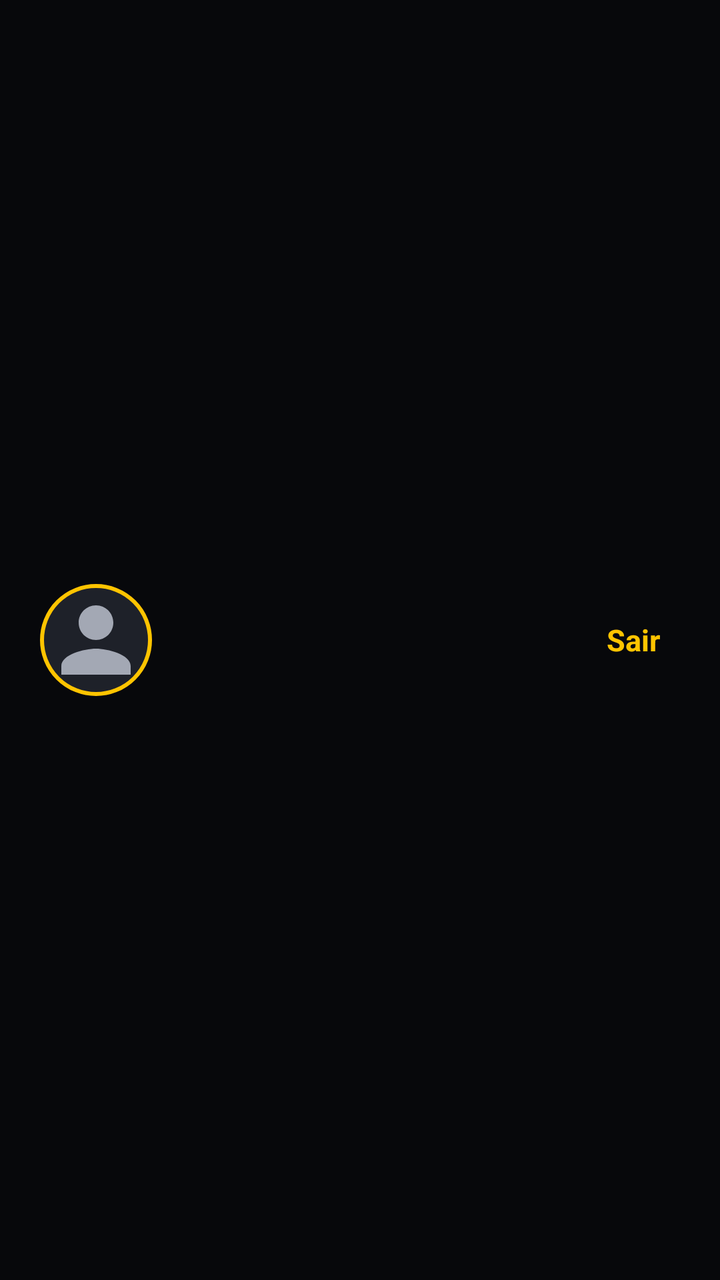
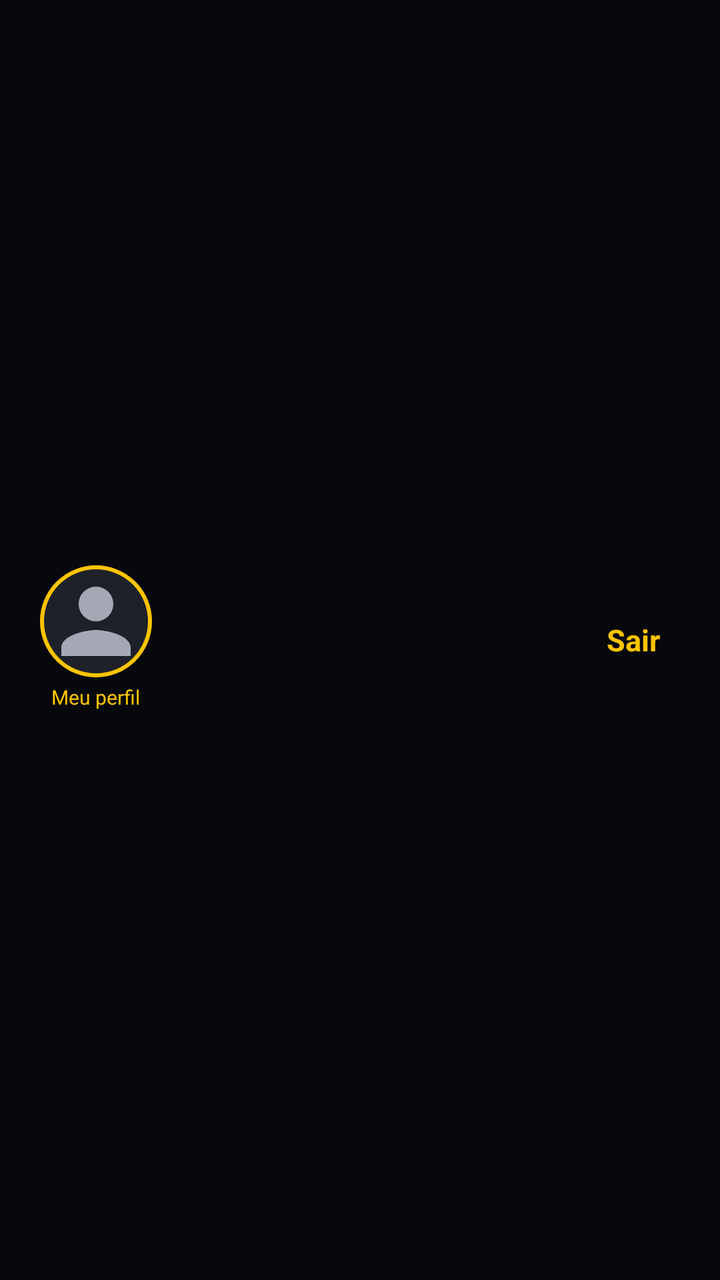

Before-and-after screenshots of an Android layout around one commit, followed by the original layout XML and the change that was made.
<!-- AndroidManifest.xml: application theme Theme.Start -->
<!-- res/layout/include_cabecalho_usuario.xml -->
<?xml version="1.0" encoding="utf-8"?>
<LinearLayout xmlns:android="http://schemas.android.com/apk/res/android"
    android:layout_width="match_parent"
    android:layout_height="wrap_content"
    android:gravity="center_vertical"
    android:orientation="horizontal"
    android:padding="20dp">

    <ImageView
        android:id="@+id/ivFoto"
        android:layout_width="56dp"
        android:layout_height="56dp"
        android:background="@drawable/bg_foto_redonda"
        android:contentDescription="@null"
        android:padding="2dp"
        android:scaleType="centerCrop"
        android:src="@drawable/ic_pessoa" />

    <LinearLayout
        android:layout_width="0dp"
        android:layout_height="wrap_content"
        android:layout_marginStart="14dp"
        android:layout_weight="1"
        android:orientation="vertical">

        <TextView
            android:id="@+id/tvOla"
            android:layout_width="wrap_content"
            android:layout_height="wrap_content"
            android:textColor="@color/texto"
            android:textSize="20sp"
            android:textStyle="bold" />

        <TextView
            android:id="@+id/tvLinha2"
            android:layout_width="wrap_content"
            android:layout_height="wrap_content"
            android:textColor="@color/texto_secundario"
            android:textSize="13sp" />
    </LinearLayout>

    <TextView
        android:id="@+id/btnSair"
        android:layout_width="wrap_content"
        android:layout_height="wrap_content"
        android:background="?attr/selectableItemBackground"
        android:padding="10dp"
        android:text="@string/sair"
        android:textColor="@color/amarelo"
        android:textSize="15sp"
        android:textStyle="bold" />
</LinearLayout>
<!-- resources referenced by this layout -->
<resources>
  <color name="amarelo">#FFC400</color>
  <color name="texto">#FFFFFF</color>
  <color name="texto_secundario">#A3A8B4</color>
  <!-- drawable bg_foto_redonda (drawable) -->
  <?xml version="1.0" encoding="utf-8"?>
  <shape xmlns:android="http://schemas.android.com/apk/res/android" android:shape="oval">
      <solid android:color="@color/superficie_alta" />
      <stroke android:width="2dp" android:color="@color/amarelo" />
  </shape>
  <!-- drawable ic_pessoa (drawable) -->
  <vector xmlns:android="http://schemas.android.com/apk/res/android"
      android:width="24dp" android:height="24dp" android:viewportWidth="24" android:viewportHeight="24">
      <path android:fillColor="#A3A8B4"
          android:pathData="M12,12c2.21,0 4,-1.79 4,-4s-1.79,-4 -4,-4 -4,1.79 -4,4 1.79,4 4,4zM12,14c-2.67,0 -8,1.34 -8,4v2h16v-2c0,-2.66 -5.33,-4 -8,-4z" />
  </vector>
  <string name="sair">Sair</string>
  <style name="Theme.Start" parent="Theme.MaterialComponents.NoActionBar">
          <item name="colorPrimary">@color/amarelo</item>
          <item name="colorPrimaryVariant">@color/laranja</item>
          <item name="colorOnPrimary">@color/preto</item>
          <item name="colorSecondary">@color/amarelo</item>
          <item name="colorSecondaryVariant">@color/laranja</item>
          <item name="colorOnSecondary">@color/preto</item>
          <item name="colorSurface">@color/superficie</item>
          <item name="colorOnSurface">@color/texto</item>
          <item name="android:colorBackground">@color/fundo</item>
          <item name="android:windowBackground">@color/fundo</item>
          <item name="android:statusBarColor">@color/fundo</item>
          <item name="android:navigationBarColor">@color/fundo</item>
          <item name="android:textColorPrimary">@color/texto</item>
          <item name="android:textColorSecondary">@color/texto_secundario</item>
          <item name="android:textColorHint">@color/dica</item>
          <item name="materialAlertDialogTheme">@style/Theme.Start.Dialogo</item>
      </style>
  <color name="superficie_alta">#1E2129</color>
  <color name="laranja">#FF7A00</color>
  <color name="preto">#07080B</color>
  <color name="superficie">#14161C</color>
  <color name="fundo">#07080B</color>
  <color name="dica">#6C7280</color>
  <style name="Theme.Start.Dialogo" parent="ThemeOverlay.MaterialComponents.MaterialAlertDialog">
          <item name="colorPrimary">@color/amarelo</item>
          <item name="colorSurface">@color/superficie_alta</item>
          <item name="colorOnSurface">@color/texto</item>
          <item name="android:textColorPrimary">@color/texto</item>
          <item name="android:textColorHint">@color/dica</item>
      </style>
</resources>

<!-- the commit's change to res/layout/include_cabecalho_usuario.xml (unified diff, before → after) -->
@@ -6,15 +6,33 @@
     android:orientation="horizontal"
     android:padding="20dp">
 
-    <ImageView
-        android:id="@+id/ivFoto"
-        android:layout_width="56dp"
-        android:layout_height="56dp"
-        android:background="@drawable/bg_foto_redonda"
-        android:contentDescription="@null"
-        android:padding="2dp"
-        android:scaleType="centerCrop"
-        android:src="@drawable/ic_pessoa" />
+    
+    <LinearLayout
+        android:layout_width="wrap_content"
+        android:layout_height="wrap_content"
+        android:gravity="center_horizontal"
+        android:orientation="vertical">
+
+        <ImageView
+            android:id="@+id/ivFoto"
+            android:layout_width="56dp"
+            android:layout_height="56dp"
+            android:background="@drawable/bg_foto_redonda"
+            android:contentDescription="@string/meu_perfil"
+            android:padding="2dp"
+            android:scaleType="centerCrop"
+            android:src="@drawable/ic_pessoa" />
+
+        <TextView
+            android:id="@+id/tvMeuPerfil"
+            android:layout_width="wrap_content"
+            android:layout_height="wrap_content"
+            android:paddingTop="3dp"
+            android:paddingBottom="2dp"
+            android:text="@string/meu_perfil"
+            android:textColor="@color/amarelo"
+            android:textSize="10sp" />
+    </LinearLayout>
 
     <LinearLayout
         android:layout_width="0dp"
<!-- resource entries referenced after the edit -->
@@ -15,6 +15,7 @@
       <path android:fillColor="#A3A8B4"
           android:pathData="M12,12c2.21,0 4,-1.79 4,-4s-1.79,-4 -4,-4 -4,1.79 -4,4 1.79,4 4,4zM12,14c-2.67,0 -8,1.34 -8,4v2h16v-2c0,-2.66 -5.33,-4 -8,-4z" />
   </vector>
+  <string name="meu_perfil">Meu perfil</string>
   <string name="sair">Sair</string>
   <style name="Theme.Start" parent="Theme.MaterialComponents.NoActionBar">
           <item name="colorPrimary">@color/amarelo</item>
